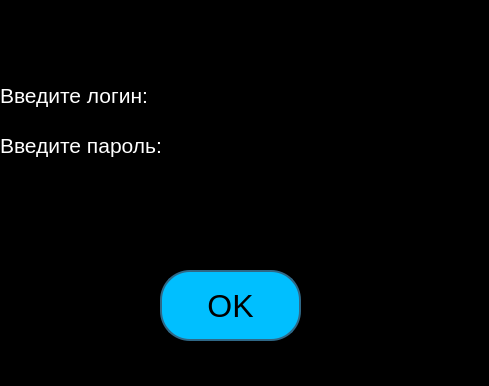
Old version of the form login.ui in the repository bubonka4444/checkers10x10.
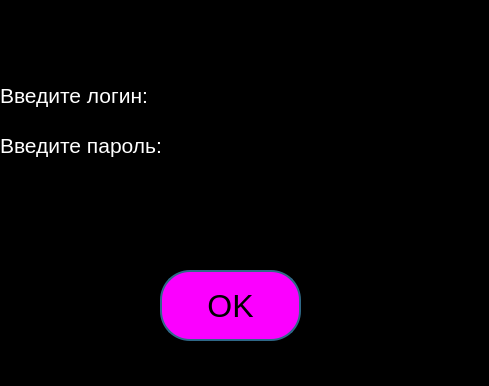
New version of the form.

```diff
--- a/login.ui
+++ b/login.ui
@@ -74,7 +74,7 @@
      </font>
     </property>
     <property name="styleSheet">
-     <string notr="true">background-color: #00BFFF;
+     <string notr="true">background-color: #fb00ff;
 border:2px solid #2f6887;
 border-radius: 30;</string>
     </property>
```
